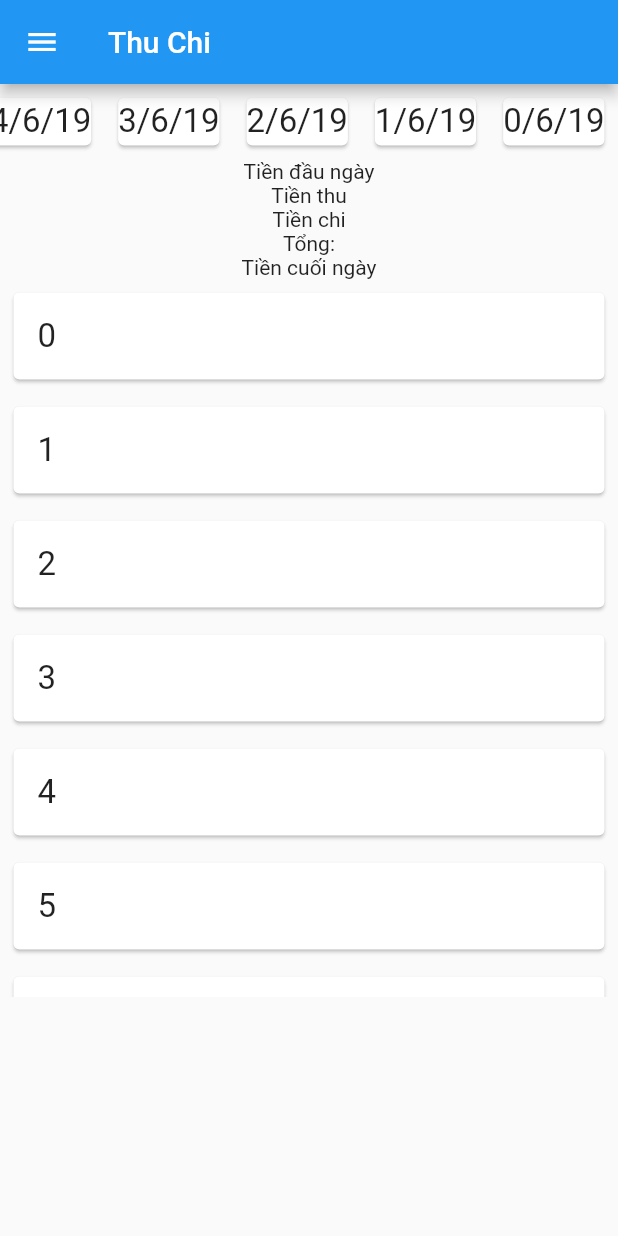
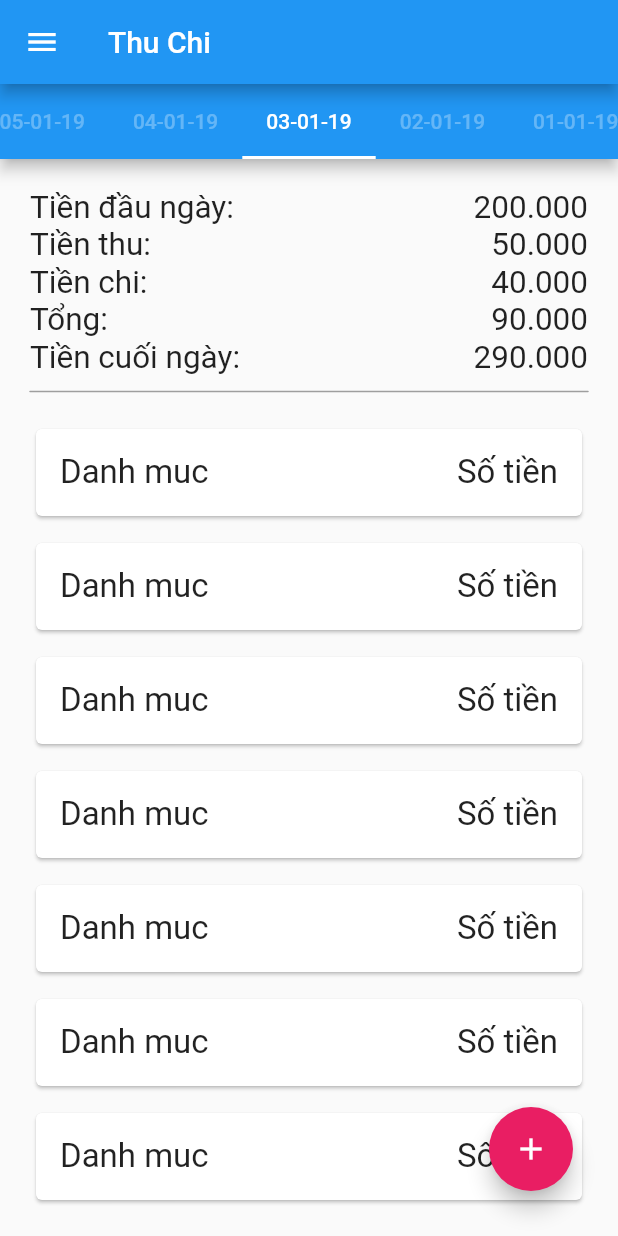
Before and after one commit to VinhShin/quanly_thuchi, a Flutter app: the HomePage screen opened by its route, on a phone screen of 412 x 824 dp. Run offline on Flutter 3.47's test engine with Material 2 defaults, Android fonts, the phone set to English and light mode, and no system bars; our stand-ins replace bloc, equatable, firebase_auth, flutter_bloc, font_awesome_flutter, google_sign_in and 1 more; accounts and stored records are empty.

Commit message:
+ update source

```diff
--- a/lib/home_page/home_page.dart
+++ b/lib/home_page/home_page.dart
@@ -1,20 +1,22 @@
-
 import 'package:flutter/material.dart';
 import 'package:quanly_thuchi/home_page/tab/report_page.dart';
 import 'package:quanly_thuchi/home_page/tab/revenue_expenditure_page.dart';
 import 'package:font_awesome_flutter/font_awesome_flutter.dart';
+import 'package:quanly_thuchi/main.dart';
 
 class DrawerItem {
   String title;
   IconData icon;
+
   DrawerItem(this.title, this.icon);
 }
 
 class HomePage extends StatefulWidget {
   final drawerItems = [
-    new DrawerItem("Thu Chi",new Icon(FontAwesomeIcons.coins).icon),
-    new DrawerItem("Báo cáo",new Icon(FontAwesomeIcons.chartLine).icon),
-    new DrawerItem("Đăng xuất",new Icon(FontAwesomeIcons.signOutAlt).icon)
+    new DrawerItem("Thu Chi", new Icon(FontAwesomeIcons.coins).icon),
+    new DrawerItem("Báo cáo", new Icon(FontAwesomeIcons.chartLine).icon),
+    new DrawerItem("Quản lý tài khoản", new Icon(FontAwesomeIcons.user).icon),
+    new DrawerItem("Đăng xuất", new Icon(FontAwesomeIcons.signOutAlt).icon)
   ];
 
   @override
@@ -27,6 +29,7 @@ class HomePageState extends State<HomePage> {
   int _selectedDrawerIndex = 0;
 
   _getDrawerItemWidget(int pos) {
+
       switch (pos) {
         case 0:
           return new RevenueExpenditurePage();
@@ -34,15 +37,20 @@ class HomePageState extends State<HomePage> {
           return new ReportPage();
         case 2:
           return new RevenueExpenditurePage();
-
         default:
           return new Text("Error");
     }
+
   }
 
   _onSelectItem(int index) {
+    if(index == 3){
+      Navigator.of(context)
+          .pushReplacementNamed("logout");
+    } else {
       setState(() => _selectedDrawerIndex = index);
       Navigator.of(context).pop(); // close the drawer
+    }
   }
 
   @override
@@ -50,17 +58,14 @@ class HomePageState extends State<HomePage> {
     var drawerOptions = <Widget>[];
     for (var i = 0; i < widget.drawerItems.length; i++) {
       var d = widget.drawerItems[i];
-      drawerOptions.add(
-          new ListTile(
+      drawerOptions.add(new ListTile(
         leading: new Icon(d.icon),
         title: new Text(d.title),
         selected: i == _selectedDrawerIndex,
         onTap: () => _onSelectItem(i),
-          )
-      );
+      ));
     }
-
-    return new Scaffold(
+    return Scaffold(
           appBar: new AppBar(
             // here we display the title corresponding to the fragment
             // you can instead choose to have a static title
--- a/lib/home_page/tab/page_section.dart
+++ b/lib/home_page/tab/page_section.dart
@@ -1,42 +1,104 @@
 import 'package:flutter/material.dart';
 
 class PageSection extends StatelessWidget {
+
+
   @override
   Widget build(BuildContext context) {
     // TODO: implement build
-    return new Column(
-      mainAxisSize: MainAxisSize.max,
+    return Padding(
+      padding: EdgeInsets.all(20),
+        child: new Column(
+      crossAxisAlignment: CrossAxisAlignment.start,
       children: <Widget>[
+        TextKeyValue("Tiền đầu ngày:","200.000"),
+        TextKeyValue("Tiền thu:", "50.000"),
+        TextKeyValue("Tiền chi:","40.000"),
+        TextKeyValue("Tổng:","90.000"),
+        TextKeyValue("Tiền cuối ngày:", "290.000"),
+        Container(
+          margin: EdgeInsets.only(top: 10,bottom: 10),
+          child: CustomPaint(
+            size: Size(MediaQuery.of(context).size.width,1),
+            painter: Drawhorizontalline(),
+          ),
+        ),
         Flexible(
-        child: new Column(
-    mainAxisSize:MainAxisSize.min,
-            children: <Widget>[
-          Text("Tiền đầu ngày"),
-          Text("Tiền thu"),
-          Text("Tiền chi"),
-          Text("Tổng:"),
-          Text("Tiền cuối ngày"),
-        ])),
-        Flexible(
-          flex:2,
+          flex: 1,
           child: ListView.builder(
             itemCount: 30,
             itemBuilder: (context, position) {
               return Container(
-                  margin: EdgeInsets.all(5),
+                  margin: EdgeInsets.only(top: 10),
                   child: Card(
                     child: Padding(
                       padding: const EdgeInsets.all(16.0),
-                      child: Text(
-                        position.toString(),
-                        style: TextStyle(fontSize: 22.0),
-                      ),
+                      child: new Row(
+                        children: <Widget>[
+                          Text(
+                            "Danh muc",
+                            style: TextStyle(fontSize: 22.0),
+                          ), Spacer(),
+                          Text(
+                            "Số tiền",
+                            style: TextStyle(fontSize: 22.0),
+                          )
+                        ],
+                      )
                     ),
                   ));
             },
           ),
         )
       ],
+    ));
+  }
+
+}
+
+class Drawhorizontalline extends CustomPainter {
+  Paint _paint;
+
+  Drawhorizontalline() {
+    _paint = Paint()
+      ..color = Colors.grey
+      ..strokeWidth = 1
+      ..strokeCap = StrokeCap.round;
+  }
+
+  @override
+  void paint(Canvas canvas, Size size) {
+
+    canvas.drawLine(Offset(0.0, 0.0), Offset(size.width, 0.0), _paint);
+  }
+
+  @override
+  bool shouldRepaint(CustomPainter oldDelegate) {
+    return false;
+  }
+}
+
+class TextKeyValue extends StatelessWidget{
+
+  final textStyle = TextStyle(
+    fontSize: 21,
+  );
+  String title;
+  String value;
+  TextKeyValue(title,value){
+    this.title = title;
+    this.value = value;
+  }
+
+  @override
+  Widget build(BuildContext context) {
+    // TODO: implement build
+    return new Row(
+      children: <Widget>[
+        Text(title,textAlign: TextAlign.left, style: textStyle),
+        Spacer(),
+        Text(value,textAlign: TextAlign.left, style: textStyle),
+      ],
     );
   }
 }
--- a/lib/home_page/tab/report_page.dart
+++ b/lib/home_page/tab/report_page.dart
@@ -5,7 +5,7 @@ class ReportPage extends StatelessWidget {
   Widget build(BuildContext context) {
     // TODO: implement build
     return new Center(
-      child: new Text("Hello Fragment 1"),
+      child: new Text("Báo cáo"),
     );
   }
 
--- a/lib/home_page/tab/revenue_expenditure_page.dart
+++ b/lib/home_page/tab/revenue_expenditure_page.dart
@@ -1,41 +1,75 @@
 import 'package:flutter/material.dart';
 import 'page_section.dart';
+import 'package:quanly_thuchi/edit_revenue_expenditure/edit_revenue_expendture.dart';
 
 class RevenueExpenditurePage extends StatelessWidget {
-  final controller = PageController(initialPage: 2);
 
+  List<Tab> list = new List(9);
+  List<PageSection> listPage = new List(9);
   @override
   Widget build(BuildContext context) {
-    return new Column(
-      children: <Widget>[
-        SizedBox(
-          height:50,
-        child:ListView.builder(
-            scrollDirection: Axis.horizontal,
-            reverse: true,
-            itemCount: 50,
-            itemBuilder: (context, position) {
-              return Container(
-                  margin: EdgeInsets.all(5),
-                  child: Card(
-                    child: Center(
-                      child: Text(
-                        position.toString() + "/6/19", style: TextStyle(fontSize: 22.0),),
+//    _tabController = new TabController(length: 6, vsync: TickerProvider, initialIndex: 3);
+    list[0] = Tab(child: Text("06-01-19"));
+    list[1] = Tab(child: Text("05-01-19"));
+    list[2] = Tab(child: Text("04-01-19"));
+    list[3] = Tab(child: Text("03-01-19"));
+    list[4] = Tab(child: Text("02-01-19"));
+    list[5] = Tab(child: Text("01-01-19"));
+    list[6] = Tab(child: Text("01-01-19"));
+    list[7] = Tab(child: Text("01-01-19"));
+    list[8] = Tab(child: Text("01-01-19"));
+    listPage[0] = PageSection();
+    listPage[1] = PageSection();
+    listPage[2] = PageSection();
+    listPage[3] = PageSection();
+    listPage[4] = PageSection();
+    listPage[5] = PageSection();
+    listPage[6] = PageSection();
+    listPage[7] = PageSection();
+    listPage[8] = PageSection();
+    return DefaultTabController(
+      initialIndex: 3,
+      length: 9,
+      child: Scaffold(
+          appBar: PreferredSize(
+              preferredSize: Size.fromHeight(50.0), // here the desired height
+              child: AppBar(
+                bottom: PreferredSize(
+                    child: TabBar(
+                        isScrollable: true,
+                        unselectedLabelColor: Colors.white.withOpacity(0.3),
+                        indicatorColor: Colors.white,
+                        tabs: list),
+                    preferredSize: Size.fromHeight(30.0)),
+              )),
+          body: Stack(
+            children: <Widget>[
+            TabBarView(
+            children: listPage,
+    ),
+              Padding(
+                padding: EdgeInsets.all(30),
+                  child:Align(
+                    alignment: Alignment.bottomRight,
+                    child: FloatingActionButton(
+                      onPressed: () {
+                        Navigator.push(
+                          context,
+                          MaterialPageRoute(builder: (context) => EditRevenueExpendture()),
+                        );
+                      },
+                      child: Icon(Icons.add,),
+                      backgroundColor: Colors.pink,
                     ),
-                  ));
-            }),
+                  )
+              )
 
-    ),
-        Expanded(
-            child: PageView(
-          controller: controller,
-          children: <Widget>[
-            PageSection(),
-            PageSection(),
-          ],
-        ))
-      ],
+
+            ],
+          )
+      )
     );
   }
+
 }
 //
--- a/lib/login/login_form.dart
+++ b/lib/login/login_form.dart
@@ -73,7 +73,7 @@ class _LoginFormState extends State<LoginForm> {
         }
         if (state.isSuccess) {
           Navigator.of(context)
-              .pushNamedAndRemoveUntil("revenue_expenditure",(_) => false);
+              .pushReplacementNamed("revenue_expenditure");
 //          BlocProvider.of<AuthenticationBloc>(context).dispatch(LoggedIn());
         }
       },
--- a/lib/main.dart
+++ b/lib/main.dart
@@ -35,7 +35,9 @@ class _AppState extends State<App> {
       bloc: _authenticationBloc,
       child: MaterialApp(
         routes: <String, WidgetBuilder>{
+          'logout': (BuildContext context) => new LoginScreen(userRepository: _userRepository),
           'revenue_expenditure': (BuildContext context) => new HomePage(),
+
         },
         home: BlocBuilder(
           bloc: _authenticationBloc,
--- a/pubspec.yaml
+++ b/pubspec.yaml
@@ -34,6 +34,7 @@ dev_dependencies:
   google_sign_in: ^4.0.1+1
   flutter_bloc: ^0.14.0
   equatable: ^0.2.0
+  intl: ^0.15.8
   meta: ^1.1.6
   font_awesome_flutter: ^8.4.0
 
```
Also changed, not shown: lib/base_widget/edit_base.dart (added, +38 -0 lines), lib/base_widget/text_base.dart (added, +19 -0 lines), lib/edit_revenue_expenditure/bloc/edit_bloc.dart (added, +19 -0 lines), lib/edit_revenue_expenditure/bloc/edit_event.dart (added, +18 -0 lines), lib/edit_revenue_expenditure/bloc/edit_state.dart (added, +11 -0 lines), lib/edit_revenue_expenditure/edit_revenue_expendture.dart (added, +198 -0 lines), pubspec.lock. Lines whose indentation alone changed are shown as unchanged.
